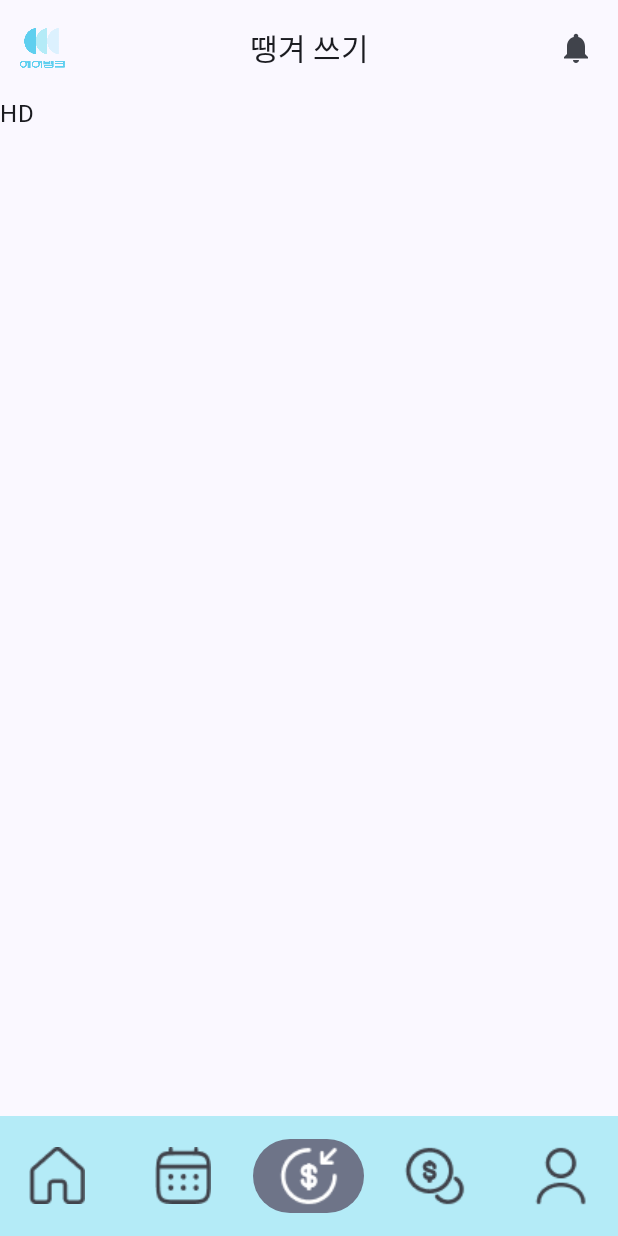
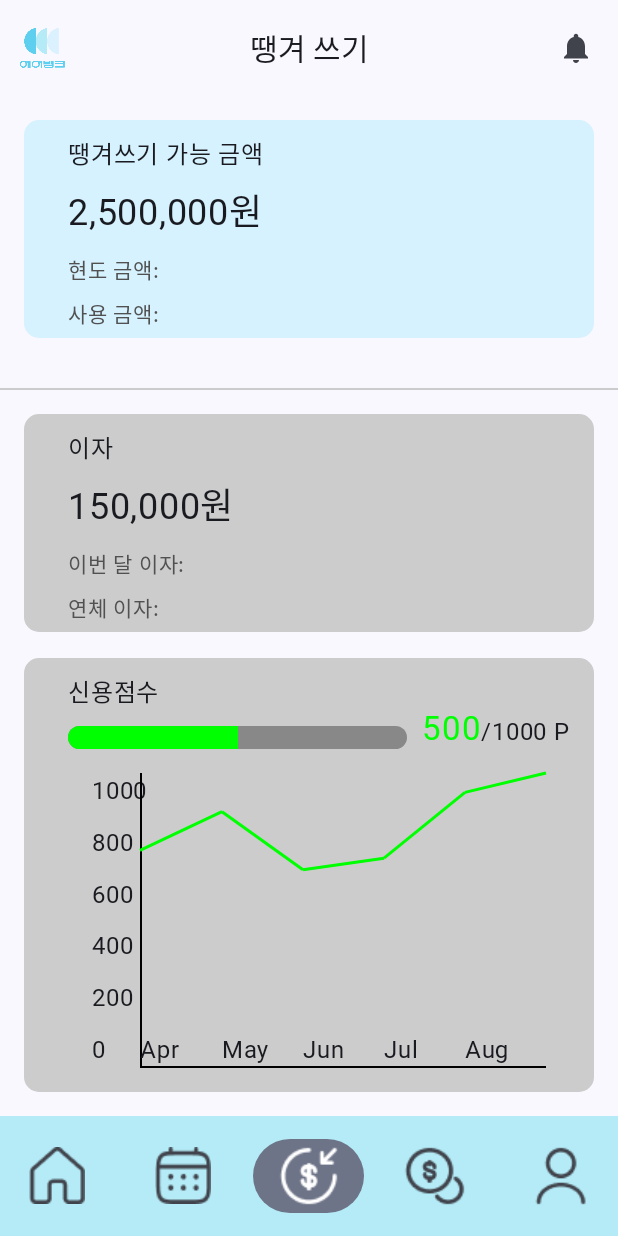
Before and after one commit to cho1taeho/airbank, an Android app built with Jetpack Compose: the screen it shows after launch (MainActivity), item 3 of the bottom bar chosen, on a phone screen of 412 x 824 dp. Run offline under Robolectric (Android 15) with nearby library versions, the phone set to English and light mode, and no system bars; our stand-ins replace Dagger/Hilt's generated code; libraries missing offline, so code that uses them is left out: com.kakao.sdk; pictures from the network do not load; Roboto replaces fonts that are not available here; 1 statement that could not run was skipped.

Commit message:
feat: 땡겨쓰기 스크린 구현

```diff
--- a/app/src/main/java/com/example/myapplication/screens/LoanScreen.kt
+++ b/app/src/main/java/com/example/myapplication/screens/LoanScreen.kt
@@ -48,6 +48,7 @@ import androidx.compose.ui.text.ParagraphStyle
 import androidx.compose.ui.text.font.FontWeight
 import androidx.compose.ui.unit.sp
 import android.content.Intent
+import androidx.compose.material3.Divider
 import androidx.compose.runtime.remember
 import androidx.compose.ui.platform.LocalContext
 import androidx.navigation.NavController
@@ -58,5 +59,118 @@ import androidx.navigation.compose.rememberNavController
 
 @Composable
 fun LoanScreen(navController: NavController) {
-    Text("HD")
+    Column(
+    ) {
+        Column(
+            modifier = Modifier
+                .padding(16.dp)
+        ) {
+            Box(
+                modifier = Modifier
+                    .fillMaxWidth()
+                    .height(145.dp)
+                    .clip(RoundedCornerShape(10.dp))
+                    .background(color = Color(0xffD6F2FF))
+                    .padding(horizontal = 16.dp)
+            ) {
+                Column(
+                    modifier = Modifier
+                        .padding(start = 13.dp)
+                ) {
+                    Spacer(modifier = Modifier.size(10.dp))
+                    Text(
+                        "땡겨쓰기 가능 금액",
+                        fontSize = 16.sp,
+                    )
+                    Spacer(modifier = Modifier.size(8.dp))
+                    Text(
+                        "2,500,000원",
+                        fontSize = 24.sp,
+                        fontWeight = FontWeight.Bold
+                    )
+                    Spacer(modifier = Modifier.size(10.dp))
+                    Text(
+                        "현도 금액: ",
+                        fontSize = 14.sp,
+                        color = Color(0xff515151)
+                    )
+                    Spacer(modifier = Modifier.size(5.dp))
+                    Text(
+                        "사용 금액: ",
+                        fontSize = 14.sp,
+                        color = Color(0xff515151)
+                    )
+                }
+            }
+        }
+        Spacer(modifier = Modifier.size(17.dp))
+        Divider(
+            color = Color(0xffCBCBCB),
+            thickness = 1.dp
+        )
+        Column(
+            modifier = Modifier
+                .padding(16.dp)
+        ) {
+            Box(
+                modifier = Modifier
+                    .fillMaxWidth()
+                    .height(145.dp)
+                    .clip(RoundedCornerShape(10.dp))
+                    .background(color = Color.LightGray)
+                    .padding(horizontal = 16.dp)
+            ) {
+                Column(
+                    modifier = Modifier
+                        .padding(start = 13.dp)
+                ) {
+                    Spacer(modifier = Modifier.size(10.dp))
+                    Text(
+                        "이자",
+                        fontSize = 16.sp,
+                    )
+                    Spacer(modifier = Modifier.size(8.dp))
+                    Text(
+                        "150,000원",
+                        fontSize = 24.sp,
+                        fontWeight = FontWeight.Bold
+                    )
+                    Spacer(modifier = Modifier.size(10.dp))
+                    Text(
+                        "이번 달 이자: ",
+                        fontSize = 14.sp,
+                        color = Color(0xff515151)
+                    )
+                    Spacer(modifier = Modifier.size(5.dp))
+                    Text(
+                        "연체 이자: ",
+                        fontSize = 14.sp,
+                        color = Color(0xff515151)
+                    )
+                }
+            }
+            Spacer(modifier = Modifier.size(17.dp))
+            Box(
+                modifier = Modifier
+                    .fillMaxWidth()
+                    .height(300.dp)
+                    .clip(RoundedCornerShape(10.dp))
+                    .background(color = Color.LightGray)
+                    .padding(horizontal = 16.dp)
+            ) {
+                Column(
+                    modifier = Modifier
+                        .padding(start = 13.dp)
+                ) {
+                    Spacer(modifier = Modifier.size(10.dp))
+                    Text(
+                        "신용점수",
+                        fontSize = 16.sp,
+                    )
+                    ScoreBar(score = 500)
+                    CreditPoint()
+                }
+            }
+        }
+    }
 }
```
